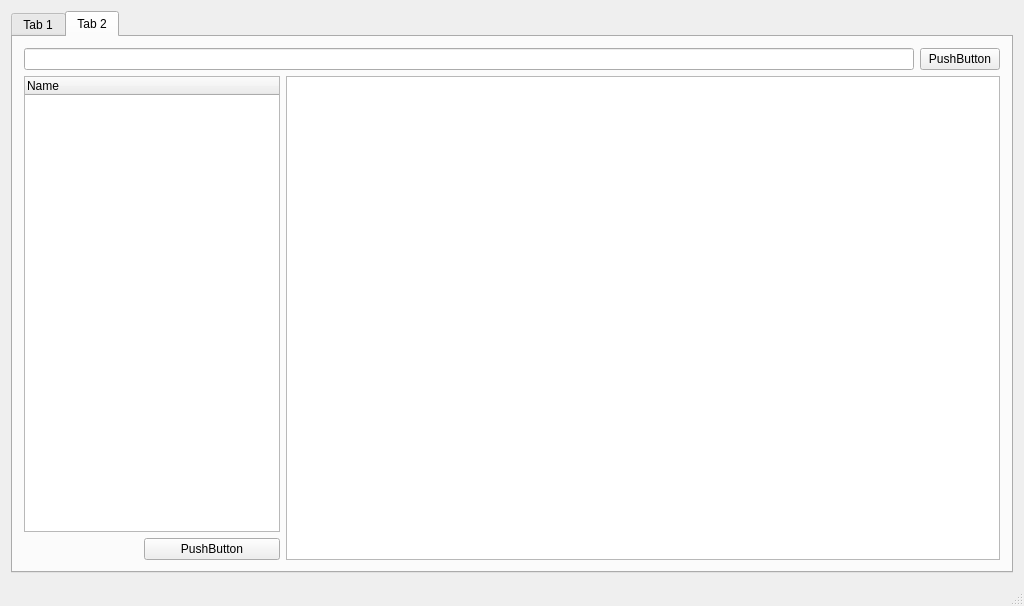
First picture: the form in rjmanager.ui, repository Mowei/RJManager, before the edit.
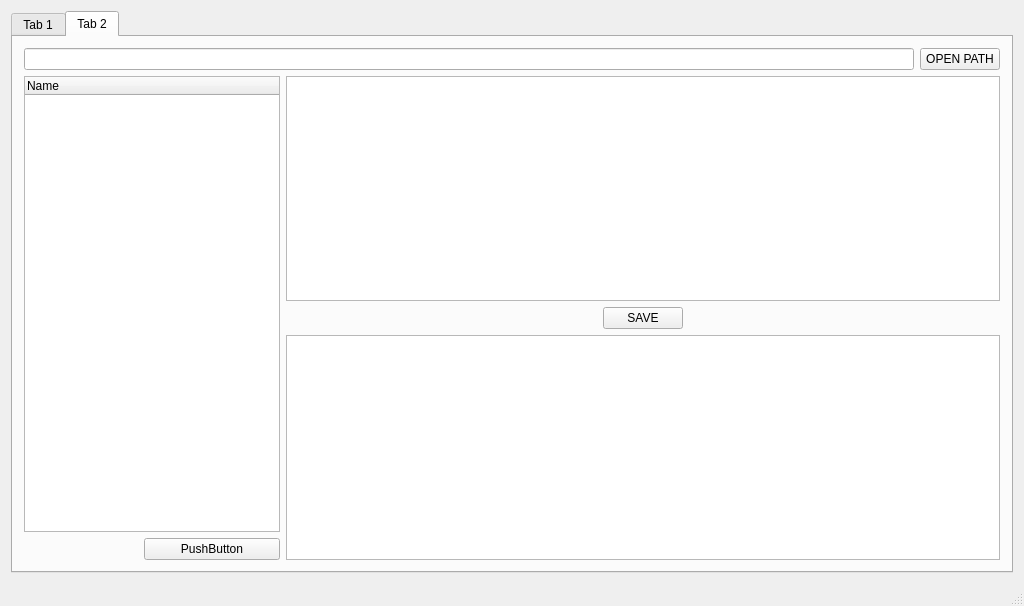
Second picture: the form after the edit. The open tabs and pages were chosen to show the change.

The edit to the form file:
```diff
--- a/rjmanager.ui
+++ b/rjmanager.ui
@@ -205,7 +205,7 @@
           <item>
            <widget class="QPushButton" name="pushButton_3">
             <property name="text">
-             <string>PushButton</string>
+             <string>OPEN PATH</string>
             </property>
            </widget>
           </item>
@@ -307,7 +307,27 @@
            </layout>
           </item>
           <item>
-           <widget class="QTableView" name="tableView"/>
+           <layout class="QVBoxLayout" name="verticalLayout_6">
+            <item>
+             <widget class="QTableView" name="tableView"/>
+            </item>
+            <item alignment="Qt::AlignHCenter">
+             <widget class="QPushButton" name="pushButton_5">
+              <property name="sizePolicy">
+               <sizepolicy hsizetype="Fixed" vsizetype="Fixed">
+                <horstretch>0</horstretch>
+                <verstretch>0</verstretch>
+               </sizepolicy>
+              </property>
+              <property name="text">
+               <string>SAVE</string>
+              </property>
+             </widget>
+            </item>
+            <item>
+             <widget class="QTableView" name="tableView_2"/>
+            </item>
+           </layout>
           </item>
          </layout>
         </item>
```
Left out of the diff: 4 changed lines with no effect on the pictures.
